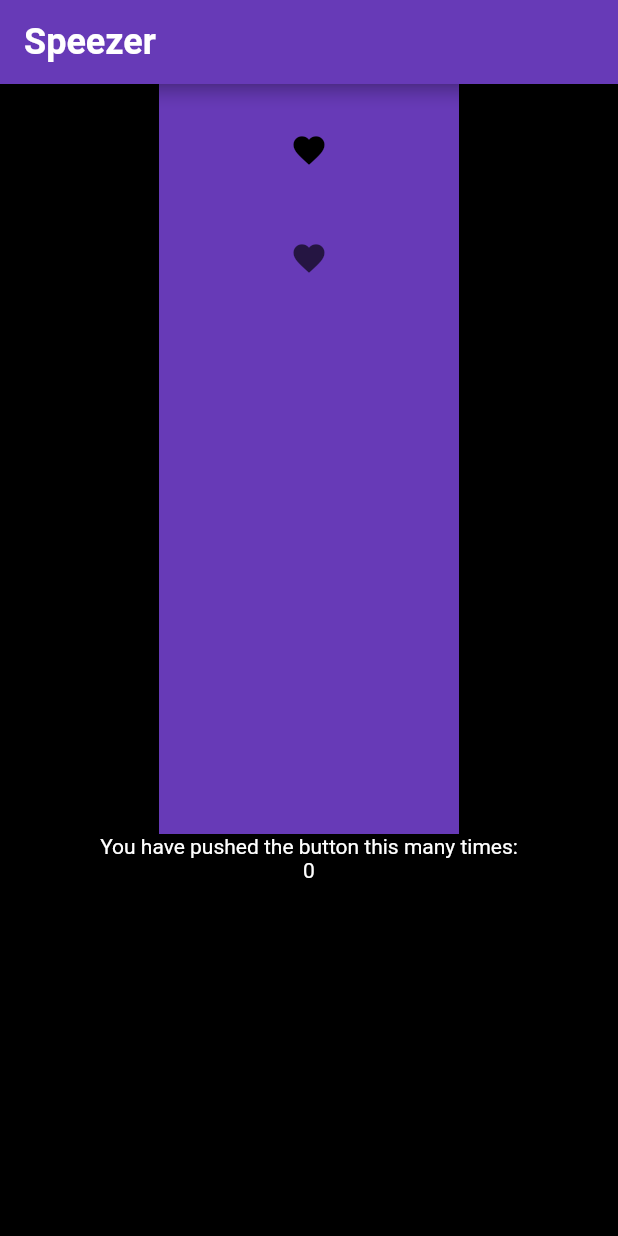
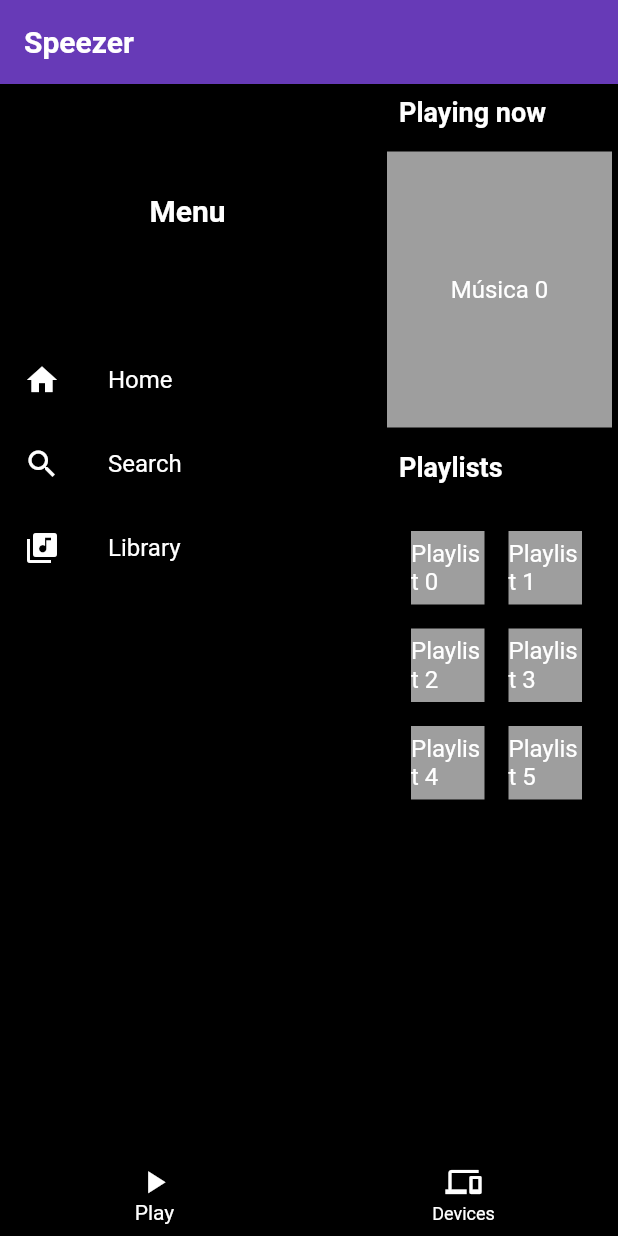
Before and after one commit to pedrovinis/speezer_app, a Flutter app: the screen it shows after launch, on a phone screen of 412 x 824 dp. Run offline on Flutter 3.47's test engine with Material 2 defaults, Android fonts, the phone set to English and light mode, and no system bars; Roboto replaces fonts that are missing (Arial).

Commit message:
feat: main-structure

```diff
--- a/lib/main.dart
+++ b/lib/main.dart
@@ -1,98 +1,126 @@
 import 'package:flutter/material.dart';
+import 'package:speezer_app/src/widgets/BottomNavigationBar.dart';
+import 'package:speezer_app/src/widgets/SideBar.dart';
 
-void main() {
-  runApp(const MyApp());
-}
+void main() => runApp(const SpeezerApp());
 
-class MyApp extends StatelessWidget {
-  const MyApp({super.key});
+class SpeezerApp extends StatelessWidget {
+  const SpeezerApp({super.key});
 
   @override
   Widget build(BuildContext context) {
     return MaterialApp(
+      debugShowCheckedModeBanner: false,
       title: 'Speezer App',
       theme: ThemeData(
+        primaryColor: Colors.black,
         primarySwatch: Colors.deepPurple,
-          primaryColor: Colors.deepPurple,
+        highlightColor: Colors.white,
         scaffoldBackgroundColor: Colors.black,
-          textTheme: const TextTheme(
-            labelMedium: TextStyle(color: Colors.white),
-            bodyMedium: TextStyle(color: Colors.white),
-            titleMedium: TextStyle(color: Colors.deepPurple),
-            titleLarge: TextStyle(
-                color: Colors.white, fontSize: 24, fontWeight: FontWeight.w700),
-          )),
-      home: const MyHomePage(title: 'Speezer'),
+        fontFamily: 'Arial',
+      ),
+      home: const SpeezerHome(),
     );
   }
 }
 
-class MyHomePage extends StatefulWidget {
-  const MyHomePage({super.key, required this.title});
-
-  final String title;
-
-  @override
-  State<MyHomePage> createState() => _MyHomePageState();
-}
-
-class _MyHomePageState extends State<MyHomePage> {
-  int _counter = 0;
-
-  void _incrementCounter() {
-    setState(() {
-      _counter++;
-    });
-  }
+class SpeezerHome extends StatelessWidget {
+  const SpeezerHome({super.key});
 
   @override
   Widget build(BuildContext context) {
     return Scaffold(
       appBar: AppBar(
-        title:
-            Text(widget.title, style: Theme.of(context).textTheme.titleLarge),
+        backgroundColor: Colors.deepPurple,
         centerTitle: false,
-        leadingWidth: 10,
-      ),
-      body: Center(
-        child:  Column(
-          // mainAxisAlignment: MainAxisAlignment.center,
-          children: <Widget>[
-            SizedBox(
-              width: 200,
-              height: 500,
-              child: NavigationRail(
-                backgroundColor: Theme.of(context).primaryColor,
-                selectedIndex: 0,
-                destinations: const [
-                  NavigationRailDestination(
-                      icon: Icon(
-                        Icons.favorite,
-                        size: 25,
-                        color: Colors.black,
-                      ),
-                      label: Text("Favoriter")),
-                  NavigationRailDestination(
-                      icon: Icon(
-                        Icons.favorite,
-                        size: 25,
-                        color: Colors.black,
-                      ),
-                      label: Text("Favoriter"))
-                ],
+        title: const Text(
+          'Speezer',
+          style: TextStyle(
+            color: Colors.white,
+            fontSize: 20.0,
+            fontWeight: FontWeight.bold,
           ),
         ),
-            Text(
-              'You have pushed the button this many times:',
-              style: Theme.of(context).textTheme.bodyMedium,
       ),
-            Text(
-              '$_counter',
-              style: Theme.of(context).textTheme.bodyMedium,
+      body: Row(
+        children: [
+          const SideBar(),
+          Expanded(
+            child: Column(
+              crossAxisAlignment: CrossAxisAlignment.start,
+              children: [
+                const Padding(
+                  padding: EdgeInsets.symmetric(horizontal: 16.0, vertical: 8.0),
+                  child: Text(
+                    'Playing now',
+                    style: TextStyle(
+                      color: Colors.white,
+                      fontSize: 18.0,
+                      fontWeight: FontWeight.bold,
+                    ),
+                  ),
+                ),
+                SizedBox(
+                  height: 200.0,
+                  child: ListView.builder(
+                    scrollDirection: Axis.horizontal,
+                    itemCount: 10,
+                    itemBuilder: (BuildContext context, int index) {
+                      return Container(
+                        width: 150.0,
+                        margin: const EdgeInsets.all(8.0),
+                        color: Colors.grey,
+                        child: Center(
+                          child: Text(
+                            'Música $index',
+                            style: const TextStyle(
+                              color: Colors.white,
+                              fontSize: 16.0,
+                            ),
+                          ),
+                        ),
+                      );
+                    },
+                  ),
+                ),
+                const Padding(
+                  padding: EdgeInsets.symmetric(horizontal: 16.0, vertical: 8.0),
+                  child: Text(
+                    'Playlists',
+                    style: TextStyle(
+                      color: Colors.white,
+                      fontSize: 18.0,
+                      fontWeight: FontWeight.bold,
+                    ),
+                  ),
+                ),
+                Expanded(
+                  child: GridView.count(
+                    crossAxisCount: 2,
+                    padding: const EdgeInsets.all(16.0),
+                    children: List.generate(6, (index) {
+                      return Container(
+                        margin: const EdgeInsets.all(8.0),
+                        color: Colors.grey,
+                        child: Center(
+                          child: Text(
+                            'Playlist $index',
+                            style: const TextStyle(
+                              color: Colors.white,
+                              fontSize: 16.0,
+                            ),
+                          ),
+                        ),
+                      );
+                    }),
+                  ),
                 ),
               ],
             ),
           ),
+        ],
+      ),
+      bottomNavigationBar: const BottomNavBar()
     );
   }
 }
--- /dev/null
+++ b/lib/src/widgets/BottomNavigationBar.dart
@@ -0,0 +1,24 @@
+import 'package:flutter/material.dart';
+
+class BottomNavBar extends StatelessWidget {
+  const BottomNavBar({super.key});
+
+  @override
+  Widget build(BuildContext context) {
+    return BottomNavigationBar(
+      backgroundColor: Theme.of(context).primaryColor,
+      unselectedItemColor: Theme.of(context).highlightColor,
+      selectedItemColor: Theme.of(context).highlightColor,
+      items: const <BottomNavigationBarItem>[
+        BottomNavigationBarItem(
+          icon: Icon(Icons.play_arrow, size: 25,),
+          label: 'Play',
+        ),
+        BottomNavigationBarItem(
+          icon: Icon(Icons.devices),
+          label: 'Devices',
+        ),
+      ],
+    );
+  }
+}
--- /dev/null
+++ b/lib/src/widgets/SideBar.dart
@@ -0,0 +1,58 @@
+import 'package:flutter/material.dart';
+
+class SideBar extends StatelessWidget {
+  const SideBar({super.key});
+
+  @override
+  Widget build(BuildContext context) {
+    return SizedBox(
+      width: 250.0,
+      child: Drawer(
+        backgroundColor: Theme.of(context).primaryColor,
+        child: ListView(
+          children: [
+            const DrawerHeader(
+              decoration: BoxDecoration(
+                color: Colors.black,
+              ),
+              child: Center(
+                child: Text(
+                  'Menu',
+                  style: TextStyle(
+                    color: Colors.white,
+                    fontSize: 20.0,
+                    fontWeight: FontWeight.bold,
+                  ),
+                ),
+              ),
+            ),
+            ListTile(
+              iconColor: Colors.white,
+              textColor: Colors.white,
+              leading: const Icon(Icons.home),
+              title: const Text('Home'),
+              onTap: () {
+              },
+            ),
+            ListTile(
+              iconColor: Colors.white,
+              textColor: Colors.white,
+              leading: Icon(Icons.search),
+              title: const Text('Search'),
+              onTap: () {
+              },
+            ),
+            ListTile(
+              iconColor: Colors.white,
+              textColor: Colors.white,
+              leading: Icon(Icons.library_music),
+              title: Text('Library'),
+              onTap: () {
+              },
+            ),
+          ],
+        ),
+      ),
+    );
+  }
+}
```
Also changed, not shown: pubspec.lock. Lines whose indentation alone changed are shown as unchanged.
